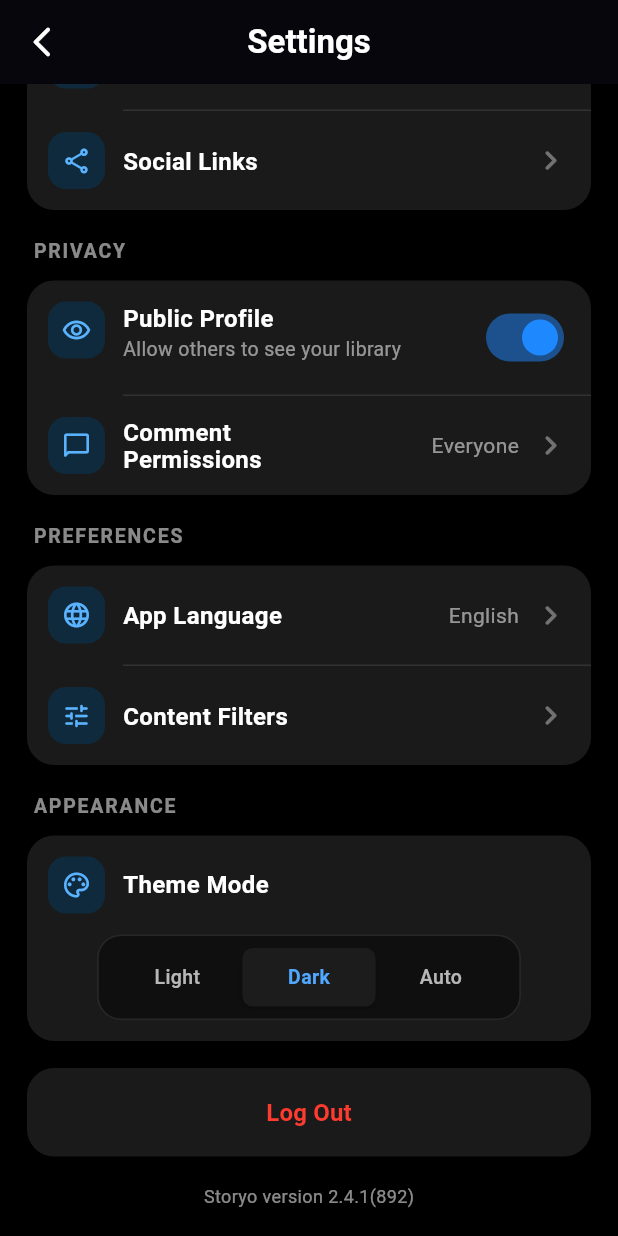
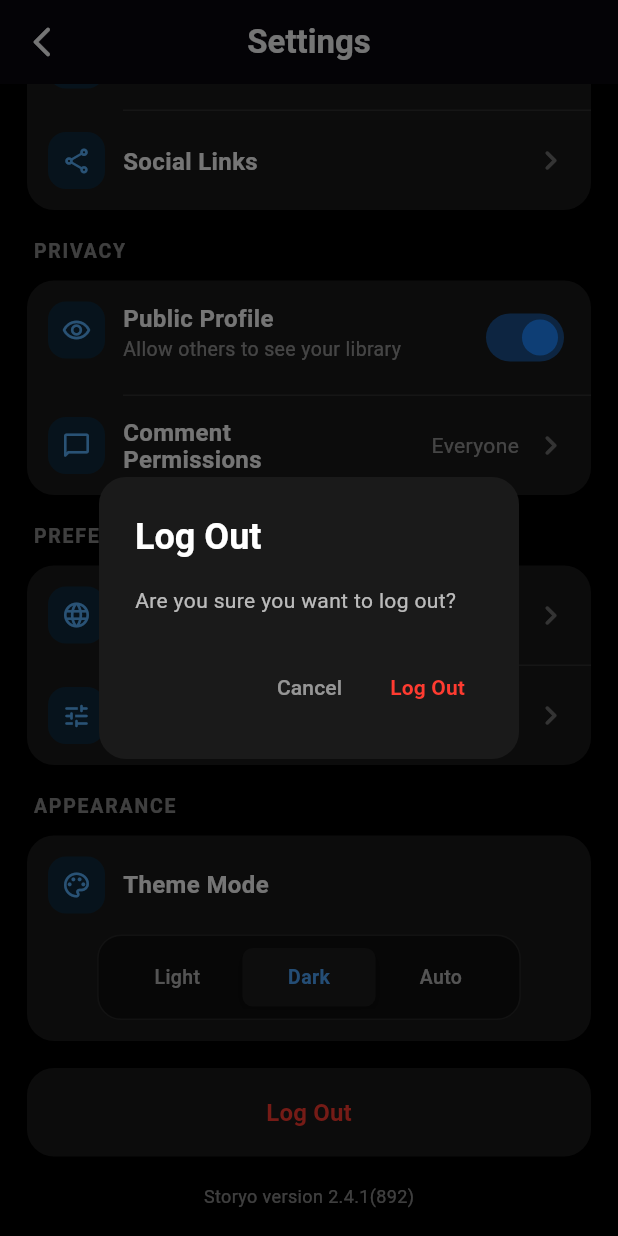
Before and after one commit to Pakhrin007/Storyo, a Flutter app: the SettingsScreen screen opened by its route, scrolled down 153 dp, after a tap on "Log Out", on a phone screen of 412 x 824 dp. Run offline on Flutter 3.47's test engine with Material 3 defaults, Android fonts, the phone set to English and light mode, and no system bars; our stand-ins replace cloud_firestore, file_picker, firebase_auth, firebase_core, google_sign_in, image_picker and 1 more; missing offline and left inert: syncfusion_flutter_pdfviewer; accounts and stored records are empty.

Commit message:
feat: implement logout in settings screen
- Show a confirmation dialog before signing out
- Call AuthService().signOut() (clears Firebase Auth + Google Sign-In)
- Navigate to LoginScreen with pushNamedAndRemoveUntil to clear the nav stack

Co-authored-by: Nishan2005 <145098038+Nishan2005@users.noreply.github.com>

```diff
--- a/lib/screens/settings/settings_screen.dart
+++ b/lib/screens/settings/settings_screen.dart
@@ -1,5 +1,7 @@
 import 'package:flutter/cupertino.dart';
 import 'package:flutter/material.dart';
+import 'package:storyo/core/routes.dart';
+import 'package:storyo/screens/auth/auth_service.dart';
 
 class SettingsScreen extends StatefulWidget {
   const SettingsScreen({super.key});
@@ -152,8 +154,52 @@ class _SettingsScreenState extends State<SettingsScreen> {
 
           const SizedBox(height: 18),
           _LogoutButton(
-            onPressed: () {
-              // TODO: Add logout logic
+            onPressed: () async {
+              final confirmed = await showDialog<bool>(
+                context: context,
+                builder: (ctx) => AlertDialog(
+                  backgroundColor: const Color(0xFF1A1A1A),
+                  shape: RoundedRectangleBorder(
+                    borderRadius: BorderRadius.circular(18),
+                  ),
+                  title: const Text(
+                    'Log Out',
+                    style: TextStyle(color: Colors.white, fontWeight: FontWeight.bold),
+                  ),
+                  content: const Text(
+                    'Are you sure you want to log out?',
+                    style: TextStyle(color: Colors.white70),
+                  ),
+                  actions: [
+                    TextButton(
+                      onPressed: () => Navigator.pop(ctx, false),
+                      child: const Text(
+                        'Cancel',
+                        style: TextStyle(color: Colors.white54),
+                      ),
+                    ),
+                    TextButton(
+                      onPressed: () => Navigator.pop(ctx, true),
+                      child: const Text(
+                        'Log Out',
+                        style: TextStyle(
+                          color: Color(0xFFFF3B30),
+                          fontWeight: FontWeight.w700,
+                        ),
+                      ),
+                    ),
+                  ],
+                ),
+              );
+
+              if (confirmed != true) return;
+              await AuthService().signOut();
+              if (!context.mounted) return;
+              Navigator.pushNamedAndRemoveUntil(
+                context,
+                MyRoutes.loginScreen,
+                (_) => false,
+              );
             },
           ),
 
```
